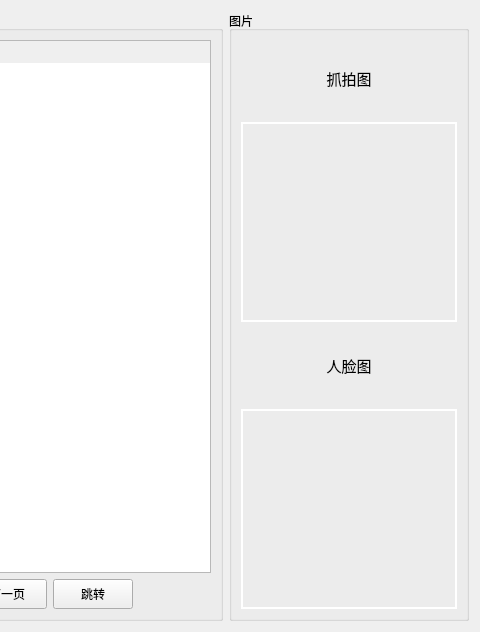
First picture: the form in HistoryView/historyview.ui, repository Flzjler/LaborEye, before the edit; both pictures show x 658 to 1138 and y 0 to 632 of the 1138 by 632 pixel window.
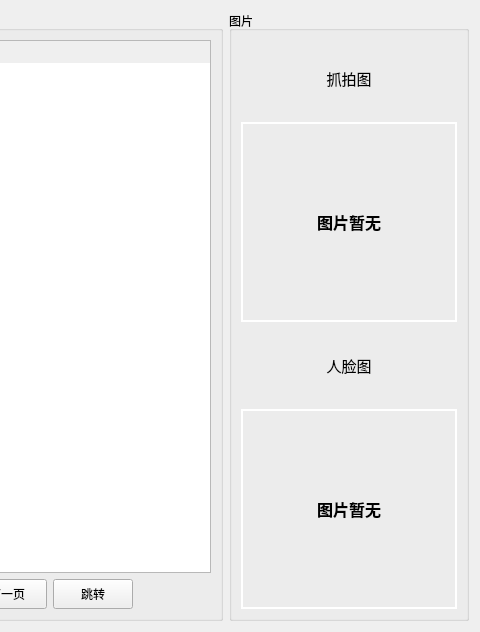
Second picture: the form after the edit.

What changed in the file:
```diff
--- a/HistoryView/historyview.ui
+++ b/HistoryView/historyview.ui
@@ -6,7 +6,7 @@
    <rect>
     <x>0</x>
     <y>0</y>
-    <width>1112</width>
+    <width>1132</width>
     <height>632</height>
    </rect>
   </property>
@@ -592,13 +592,24 @@
             <height>200</height>
            </size>
           </property>
+          <property name="font">
+           <font>
+            <family>Arial</family>
+            <pointsize>12</pointsize>
+            <weight>75</weight>
+            <bold>true</bold>
+           </font>
+          </property>
           <property name="styleSheet">
            <string notr="true">border-width: 2px;
 border-style: solid;
 border-color: rgb(255, 255, 255);</string>
           </property>
           <property name="text">
-           <string/>
+           <string>图片暂无</string>
+          </property>
+          <property name="alignment">
+           <set>Qt::AlignCenter</set>
           </property>
          </widget>
         </item>
@@ -626,13 +637,24 @@
             <height>200</height>
            </size>
           </property>
+          <property name="font">
+           <font>
+            <family>Arial</family>
+            <pointsize>12</pointsize>
+            <weight>75</weight>
+            <bold>true</bold>
+           </font>
+          </property>
           <property name="styleSheet">
            <string notr="true">border-width: 2px;
 border-style: solid;
 border-color: rgb(255, 255, 255);</string>
           </property>
           <property name="text">
-           <string/>
+           <string>图片暂无</string>
+          </property>
+          <property name="alignment">
+           <set>Qt::AlignCenter</set>
           </property>
          </widget>
         </item>
```
